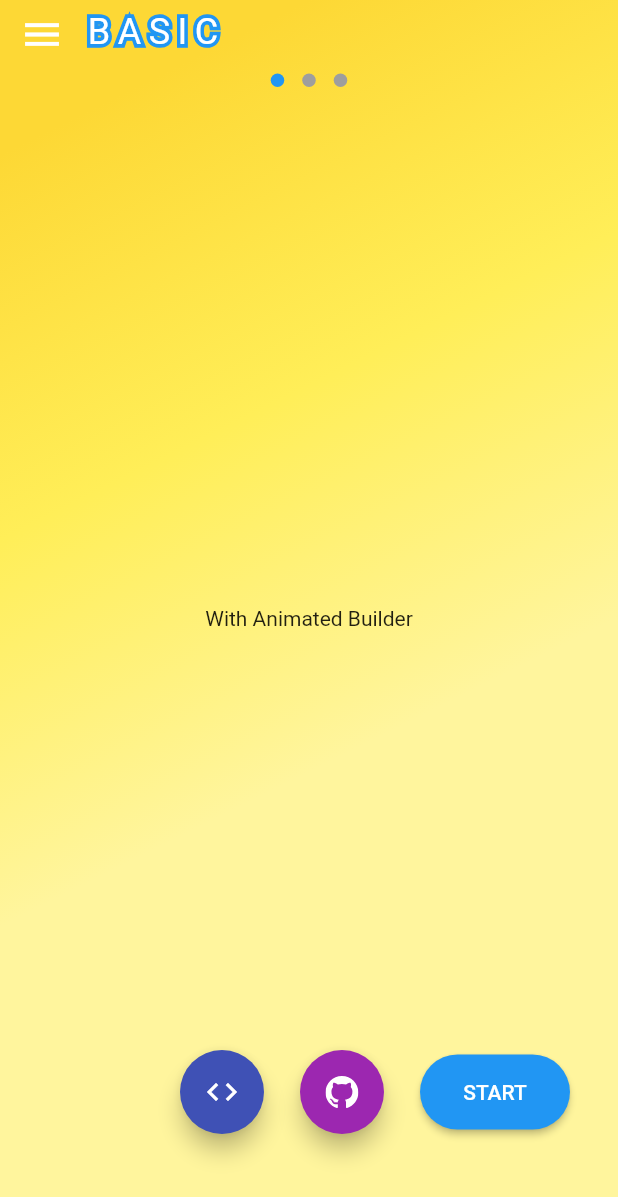
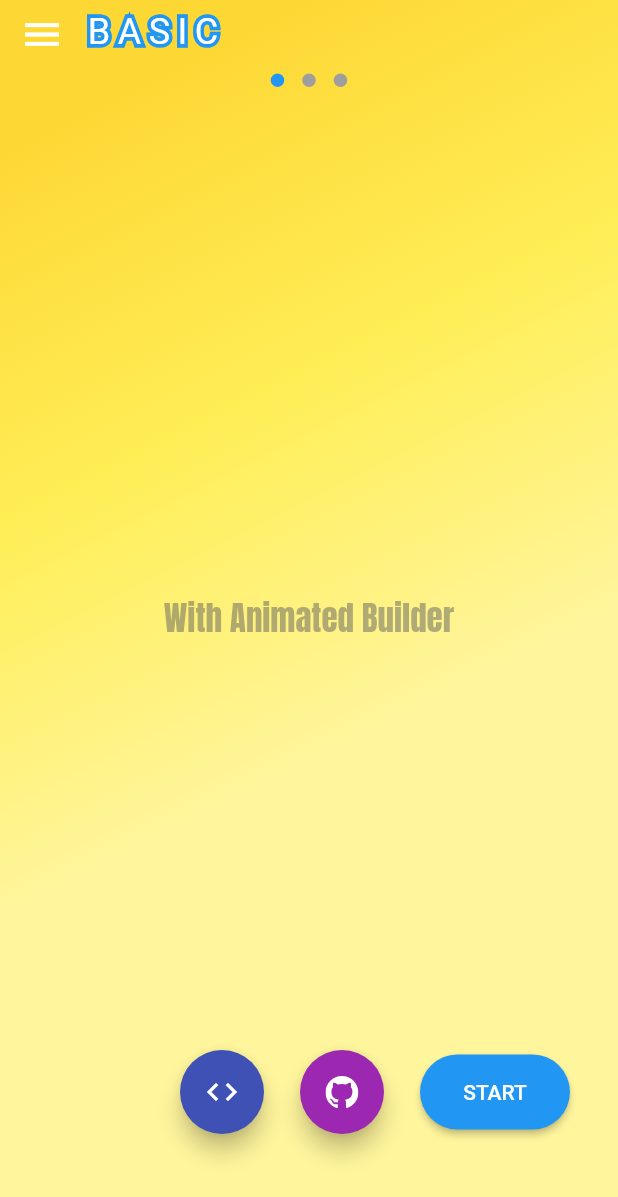
Before and after one commit to heyhey1028/flutter_animation_playground, a Flutter app: the BasicAnimationScreen screen opened directly, on a phone screen of 412 x 824 dp. Shown: the top 1197 px of the screen. Run offline on Flutter 3.47's test engine with Material 2 defaults, Android fonts, the phone set to English and light mode, and no system bars; drawn by our look-alikes of dots_indicator; our stand-ins replace flutter_hooks, flutter_riverpod, flutter_svg, google_fonts, hooks_riverpod; missing offline and left inert: flutter_syntax_view.

Commit message:
feat: add google fonts

```diff
--- a/lib/widgets/animation_area.dart
+++ b/lib/widgets/animation_area.dart
@@ -1,4 +1,5 @@
 import 'package:flutter/material.dart';
+import 'package:google_fonts/google_fonts.dart';
 
 class AnimationArea extends StatelessWidget {
   const AnimationArea({
@@ -13,11 +14,21 @@ class AnimationArea extends StatelessWidget {
   @override
   Widget build(BuildContext context) {
     return Padding(
-      padding: const EdgeInsets.symmetric(vertical: 100),
+      padding: const EdgeInsets.symmetric(
+        vertical: 100,
+        horizontal: 4,
+      ),
       child: Stack(
         children: [
           Center(
-            child: Text(title),
+            child: Text(
+              title,
+              style: GoogleFonts.anton(
+                color: Colors.grey[700]!.withOpacity(0.5),
+                fontSize: 22,
+                // fontWeight: FontWeight.bold,
+              ),
+            ),
           ),
           child,
         ],
--- a/pubspec.yaml
+++ b/pubspec.yaml
@@ -22,6 +22,7 @@ dependencies:
   flutter_svg: ^1.1.4
   flutter_syntax_view: ^4.0.0
   freezed_annotation: ^2.0.3
+  google_fonts: ^3.0.1
   hooks_riverpod: ^1.0.4
   json_serializable: ^6.3.1
   url_launcher: ^6.1.5
```
Also changed, not shown: pubspec.lock, 3 other files.
